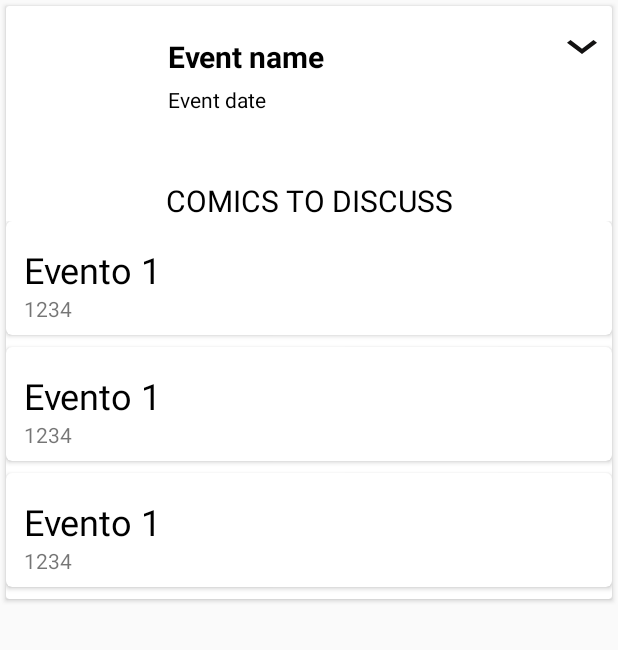
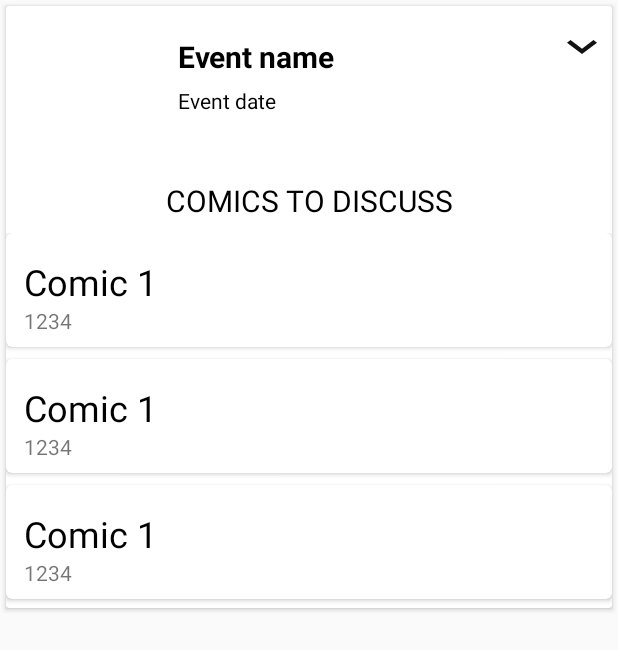
Before and after one commit to martinmen/Intermedia-marvel-app-challenge, an Android app: the layout event_list_recycler_view_row.xml on its own in the app's theme, with its tools: preview values and no code run, on a phone screen of 412 x 824 dp. Shown: the top 650 px of the screen. Run offline under Robolectric (Android 15) with nearby library versions, the phone set to English and light mode, and no system bars.

Commit message:
Se agrega el RV de comics anidado en Eventos

```diff
--- a/Project/app/src/main/java/ar/com/unlam/marvel_app/data/model/apiEventModel/Comics.kt
+++ b/Project/app/src/main/java/ar/com/unlam/marvel_app/data/model/apiEventModel/Comics.kt
@@ -6,6 +6,6 @@ data class Comics (
 
 	val available : Int,
 	val collectionURI : String,
-	val items : List<Items>,
+	var items : List<Items>,
 	val returned : Int
 ):Serializable
--- a/Project/app/src/main/res/layout/event_comic_list_recycler_view_row.xml
+++ b/Project/app/src/main/res/layout/event_comic_list_recycler_view_row.xml
@@ -20,7 +20,7 @@
             android:layout_height="wrap_content"
             android:layout_marginStart="4dp"
             android:layout_marginTop="8dp"
-            android:text="Evento 1"
+            android:text="Comic 1"
             android:textColor="@color/design_default_color_on_secondary"
             android:textSize="24sp"
             app:layout_constraintStart_toStartOf="parent"
@@ -34,8 +34,6 @@
             android:text="1234"
             app:layout_constraintStart_toStartOf="parent"
             app:layout_constraintTop_toBottomOf="@+id/tv_event_comic_title" />
-
-
     </androidx.constraintlayout.widget.ConstraintLayout>
 
 </androidx.cardview.widget.CardView>
--- a/Project/app/src/main/res/layout/event_list_recycler_view.xml
+++ b/Project/app/src/main/res/layout/event_list_recycler_view.xml
@@ -11,6 +11,6 @@
         android:layout_height="wrap_content"
         tools:listitem="@layout/event_list_recycler_view_row"
 
-      />
+        />
 
 </FrameLayout>
--- a/Project/app/src/main/res/layout/event_list_recycler_view_row.xml
+++ b/Project/app/src/main/res/layout/event_list_recycler_view_row.xml
@@ -27,10 +27,11 @@
                 android:id="@+id/imageEventThumb"
                 android:layout_width="100dp"
                 android:layout_height="100dp"
-                app:layout_constraintBottom_toBottomOf="parent"
+                android:layout_marginTop="4dp"
+                app:layout_constraintEnd_toEndOf="parent"
+                app:layout_constraintHorizontal_bias="0.023"
                 app:layout_constraintStart_toStartOf="parent"
-                app:layout_constraintTop_toTopOf="parent"
-                app:layout_constraintVertical_bias="0.16" />
+                app:layout_constraintTop_toTopOf="parent" />
 
             <TextView
                 android:id="@+id/tvEventTitle"
@@ -67,7 +68,7 @@
                 android:id="@+id/textViewCommicDiscuss"
                 android:layout_width="match_parent"
                 android:layout_height="wrap_content"
-                android:layout_marginTop="116dp"
+                android:layout_marginTop="12dp"
                 android:text="@string/comics_to_discuss"
                 android:textAlignment="center"
                 android:textColor="@color/black"
@@ -76,7 +77,7 @@
                 app:layout_constraintEnd_toEndOf="parent"
                 app:layout_constraintHorizontal_bias="0.0"
                 app:layout_constraintStart_toStartOf="parent"
-                app:layout_constraintTop_toTopOf="parent" />
+                app:layout_constraintTop_toBottomOf="@+id/imageEventThumb" />
 
             <Button
                 android:id="@+id/expandBtn"
@@ -93,9 +94,11 @@
             <androidx.recyclerview.widget.RecyclerView
                 android:id="@+id/recyclerViewComicEvent"
                 android:layout_width="match_parent"
-                android:layout_height="wrap_content"
+                android:layout_height="250dp"
+                android:layout_marginTop="8dp"
                 android:visibility="visible"
                 app:layout_constraintEnd_toEndOf="parent"
+                app:layout_constraintHorizontal_bias="0.0"
                 app:layout_constraintStart_toStartOf="parent"
                 app:layout_constraintTop_toBottomOf="@+id/textViewCommicDiscuss"
                 tools:listitem="@layout/event_comic_list_recycler_view_row" />
```
Also changed, not shown: Project/app/src/main/java/ar/com/unlam/marvel_app/view/ui/adapters/ComicsEventsAdapter.kt (added, +37 -0 lines), Project/app/src/main/java/ar/com/unlam/marvel_app/view/ui/adapters/EventRecyclerViewAdapter.kt (+23 -27 lines), Project/app/src/main/java/ar/com/unlam/marvel_app/view/ui/fragments/EventsFragment.kt (+4 -6 lines).
